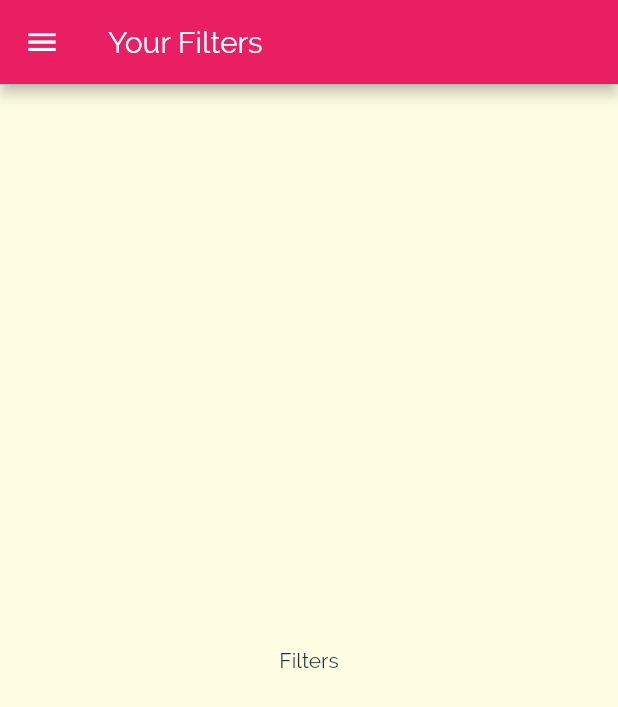
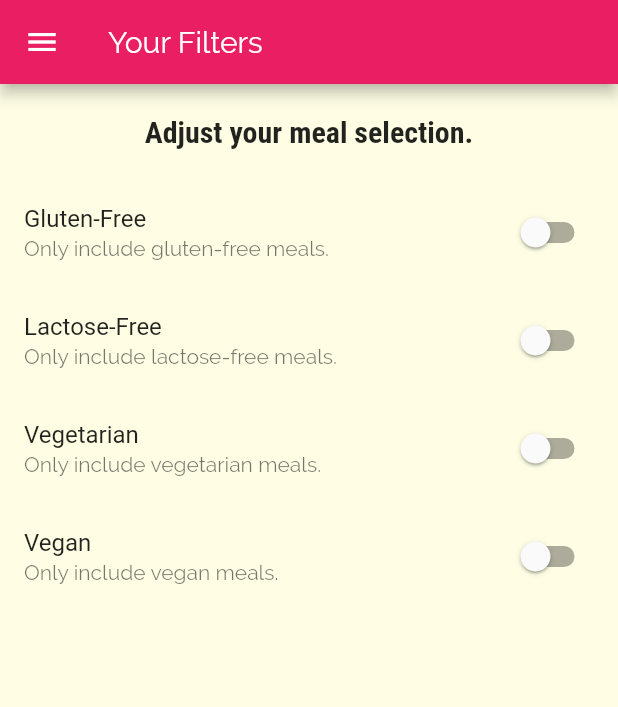
Before and after one commit to iamvpa/Meals-App, a Flutter app: the FilterScreen screen opened by its route, on a phone screen of 412 x 824 dp. Shown: the top 707 px of the screen. Run offline on Flutter 3.47's test engine with Material 2 defaults, Android fonts, the phone set to English and light mode, and no system bars.

Commit message:
FiltersScreenUpdate

```diff
--- a/lib/screens/filters_screen.dart
+++ b/lib/screens/filters_screen.dart
@@ -1,8 +1,30 @@
 import 'package:flutter/material.dart';
 import 'package:flutter_complete_guide/widgets/main_drawer.dart';
 
-class FilterScreen extends StatelessWidget {
+class FilterScreen extends StatefulWidget {
   static const routeName = '/filters';
+
+  @override
+  _FilterScreenState createState() => _FilterScreenState();
+}
+
+class _FilterScreenState extends State<FilterScreen> {
+  bool _glutenFree = false;
+  bool _vegetarian = false;
+  bool _vegan = false;
+  bool _lactoseFree = false;
+  Widget _buildSwitchListTile(String title, String description,
+      bool currentValue, Function updateValue) {
+    return SwitchListTile(
+      title: Text(title),
+      value: currentValue,
+      subtitle: Text(
+        description,
+      ),
+      onChanged: updateValue,
+    );
+  }
+
   @override
   Widget build(BuildContext context) {
     return Scaffold(
@@ -10,6 +32,62 @@
           title: Text("Your Filters"),
         ),
         drawer: MainDrawer(),
-        body: Center(child: Text('Filters')));
+        body: Column(
+          children: <Widget>[
+            Container(
+              padding: EdgeInsets.all(20),
+              child: Text(
+                'Adjust your meal selection.',
+                style: Theme.of(context).textTheme.title,
+              ),
+            ),
+            Expanded(
+              child: ListView(
+                children: <Widget>[
+                  _buildSwitchListTile(
+                    'Gluten-Free',
+                    'Only include gluten-free meals.',
+                    _glutenFree,
+                    (newValue) {
+                      setState(() {
+                        _glutenFree = newValue;
+                      });
+                    },
+                  ),
+                  _buildSwitchListTile(
+                    'Lactose-Free',
+                    'Only include lactose-free meals.',
+                    _lactoseFree,
+                    (newValue) {
+                      setState(() {
+                        _lactoseFree = newValue;
+                      });
+                    },
+                  ),
+                  _buildSwitchListTile(
+                    'Vegetarian',
+                    'Only include vegetarian meals.',
+                    _vegetarian,
+                    (newValue) {
+                      setState(() {
+                        _vegetarian = newValue;
+                      });
+                    },
+                  ),
+                  _buildSwitchListTile(
+                    'Vegan',
+                    'Only include vegan meals.',
+                    _vegan,
+                    (newValue) {
+                      setState(() {
+                        _vegan = newValue;
+                      });
+                    },
+                  )
+                ],
+              ),
+            ),
+          ],
+        ));
   }
 }
```
